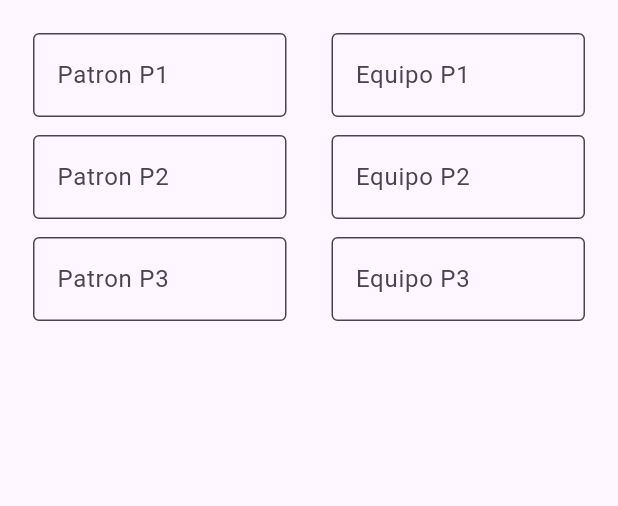
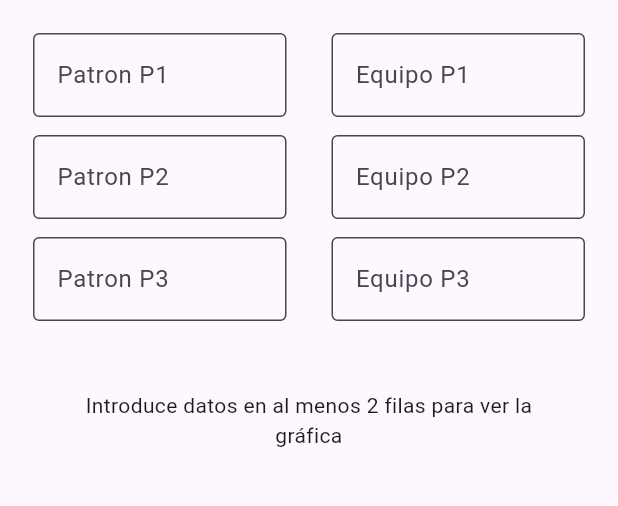
Before and after one commit to JorgeGonSan/flutter-extra_pol, a Flutter app: the screen it shows after launch, on a phone screen of 412 x 824 dp, the part 84-590 px from its top. Run offline on Flutter 3.47's test engine with Material 3 defaults, Android fonts, the phone set to English and light mode, and no system bars; our stand-ins replace fl_chart.

Commit message:
Añado grafica de tendencia de patron y equipo

```diff
--- a/lib/views/home_screen.dart
+++ b/lib/views/home_screen.dart
@@ -1,4 +1,5 @@
 import 'package:extra_pol/viewModels/home_view_model.dart';
+import 'package:extra_pol/widgets/my_chart.dart';
 import 'package:extra_pol/widgets/my_field_group.dart';
 import 'package:flutter/material.dart';
 
@@ -44,6 +45,20 @@ class _homeScreenState extends State<HomeScreen> {
                         isCalculado: viewModel.puntos[i].estaCalculado,
                       ),
                     ),
+                  const SizedBox(height: 20),
+                  if (viewModel.puntosGraficaEquipos.length >= 2)
+                    MyChart(
+                      spotsPatron: viewModel.puntosGraficaPatron,
+                      spotsEquipo: viewModel.puntosGraficaEquipos,
+                    )
+                  else
+                    const Padding(
+                      padding: EdgeInsets.all(20.0),
+                      child: Text(
+                        "Introduce datos en al menos 2 filas para ver la gráfica",
+                        textAlign: TextAlign.center,
+                      ),
+                    ),
                 ],
               ),
             ),
```
Also changed, not shown: lib/viewModels/home_view_model.dart (+20 -2 lines), lib/widgets/my_chart.dart (+55 -0 lines).
